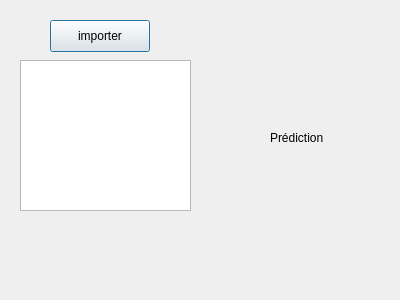
Above: src/mon_appli.ui from kgeerlings/P2I.3 before the change. Below: the same form after it.
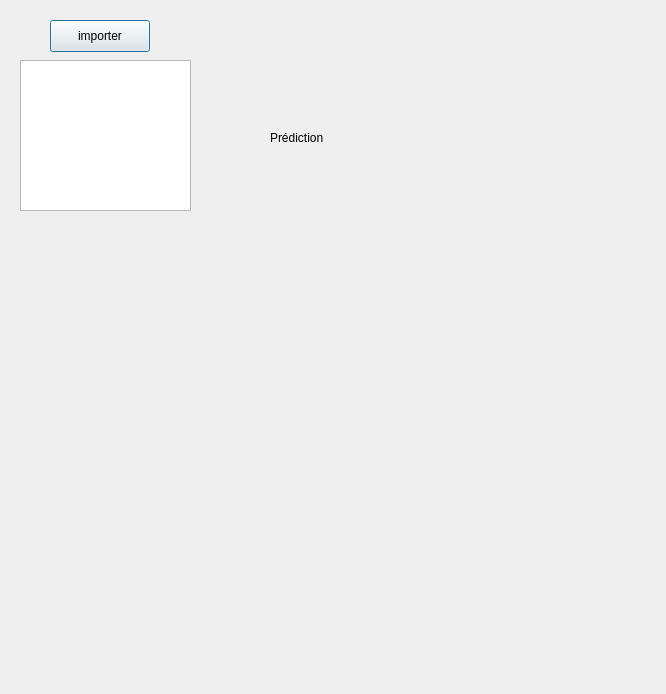
That is the form after the change.

```diff
--- a/src/mon_appli.ui
+++ b/src/mon_appli.ui
@@ -6,8 +6,8 @@
    <rect>
     <x>0</x>
     <y>0</y>
-    <width>400</width>
-    <height>300</height>
+    <width>666</width>
+    <height>694</height>
    </rect>
   </property>
   <property name="windowTitle">
```
Left out of the diff: 4 changed lines with no effect on the pictures.
